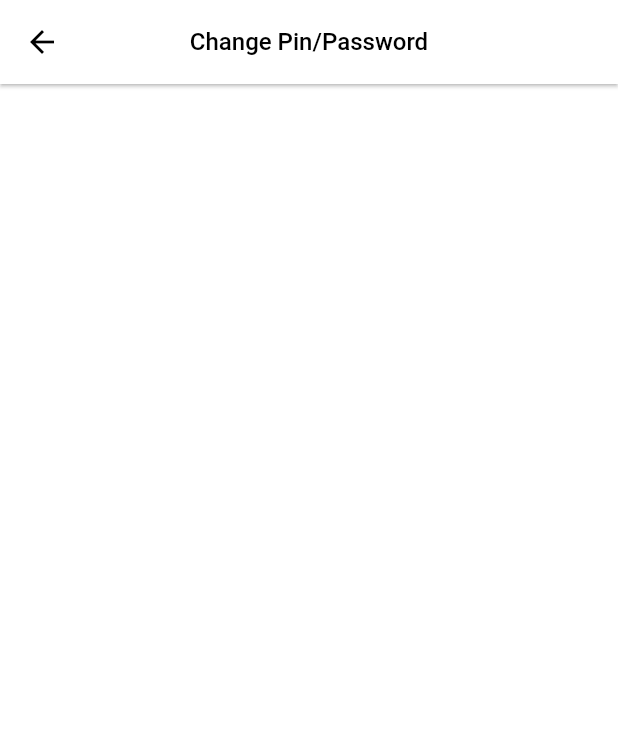
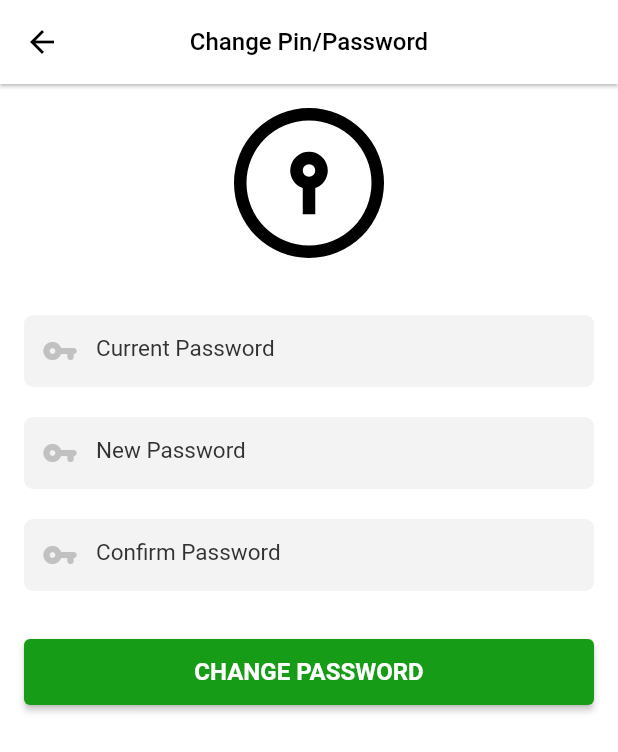
Before and after one commit to bijumondal18/fanex_flutter, a Flutter app: the ChangePasswordScreen screen opened directly, on a phone screen of 412 x 824 dp. Shown: the top 752 px of the screen. Run offline on Flutter 3.47's test engine with Material 2 defaults, Android fonts, the phone set to English and light mode, and no system bars; our stand-ins replace flutter_svg, webview_flutter.

Commit message:
change password screen UI

```diff
--- a/lib/features/more/account/features/change_password/ui/change_password_screen.dart
+++ b/lib/features/more/account/features/change_password/ui/change_password_screen.dart
@@ -1,14 +1,77 @@
+import 'package:fanex_flutter/common/common.dart';
+import 'package:fanex_flutter/widgets/custom_full_button.dart';
+import 'package:fanex_flutter/widgets/custom_text_field.dart';
+import 'package:flutter/foundation.dart';
 import 'package:flutter/material.dart';
+import 'package:flutter/widgets.dart';
+import 'package:flutter_svg/flutter_svg.dart';
 
 class ChangePasswordScreen extends StatelessWidget {
   const ChangePasswordScreen({Key? key}) : super(key: key);
 
   @override
   Widget build(BuildContext context) {
+    TextEditingController currentPasswordController = TextEditingController();
+    TextEditingController newPasswordController = TextEditingController();
+    TextEditingController confirmPasswordController = TextEditingController();
+
     return Scaffold(
       appBar: AppBar(
         title: const Text('Change Pin/Password'),
       ),
+      body: Container(
+        margin: const EdgeInsets.all(AppSizes.dimen16),
+        child: SingleChildScrollView(
+          child: Column(
+            children: [
+              headerIcon(context),
+              const SizedBox(
+                height: AppSizes.dimen30,
+              ),
+              CustomTextField(
+                  hintText: 'Current Password',
+                  obscureText: true,
+                  controller: currentPasswordController,
+                  icon: const Icon(Icons.vpn_key_rounded)),
+              const SizedBox(
+                height: AppSizes.dimen12,
+              ),
+              CustomTextField(
+                  hintText: 'New Password',
+                  obscureText: true,
+                  controller: newPasswordController,
+                  icon: const Icon(Icons.vpn_key_rounded)),
+              const SizedBox(
+                height: AppSizes.dimen12,
+              ),
+              CustomTextField(
+                  hintText: 'Confirm Password',
+                  obscureText: true,
+                  controller: confirmPasswordController,
+                  icon: const Icon(Icons.vpn_key_rounded)),
+              const SizedBox(
+                height: AppSizes.dimen30,
+              ),
+              CustomFullButton(
+                  title: 'Change Password'.toUpperCase(),
+                  onPressed: () {
+                    ///Todo change password api call here...
+                    if (kDebugMode) {
+                      print('change password button pressed');
+                    }
+                  })
+            ],
+          ),
+        ),
+      ),
+    );
+  }
+
+  Widget headerIcon(BuildContext context) {
+    return SizedBox(
+      width: 100,
+      height: 100,
+      child: SvgPicture.asset('assets/icons/ic-lock.svg'),
     );
   }
 }
--- /dev/null
+++ b/lib/features/more/account/features/follow_fanex/ui/follow_fanex_screen.dart
@@ -0,0 +1,14 @@
+import 'package:flutter/material.dart';
+
+class FollowFanexScreen extends StatelessWidget {
+  const FollowFanexScreen({Key? key}) : super(key: key);
+
+  @override
+  Widget build(BuildContext context) {
+    return Scaffold(
+      appBar: AppBar(
+        title: const Text('Follow Fanex'),
+      ),
+    );
+  }
+}
--- a/lib/features/more/account/ui/account_screen.dart
+++ b/lib/features/more/account/ui/account_screen.dart
@@ -1,4 +1,5 @@
 import 'package:fanex_flutter/features/more/account/features/change_password/ui/change_password_screen.dart';
+import 'package:fanex_flutter/features/more/account/features/follow_fanex/ui/follow_fanex_screen.dart';
 import 'package:fanex_flutter/features/more/account/features/friend_request/ui/friend_request_screen.dart';
 import 'package:fanex_flutter/features/more/account/features/friends/ui/friends_screen.dart';
 import 'package:fanex_flutter/features/more/account/features/transaction_history/ui/transaction_history_screen.dart';
@@ -59,6 +60,13 @@ class _AccountScreenState extends State<AccountScreen> {
                           builder: (context) => const FriendRequestScreen()));
                   break;
 
+                case 3:
+                  Navigator.push(
+                      context,
+                      MaterialPageRoute(
+                          builder: (context) => const FollowFanexScreen()));
+                  break;
+
                 case 4:
                   Navigator.push(
                       context,
```
Also changed, not shown: assets/icons/ic-lock.svg (added).
